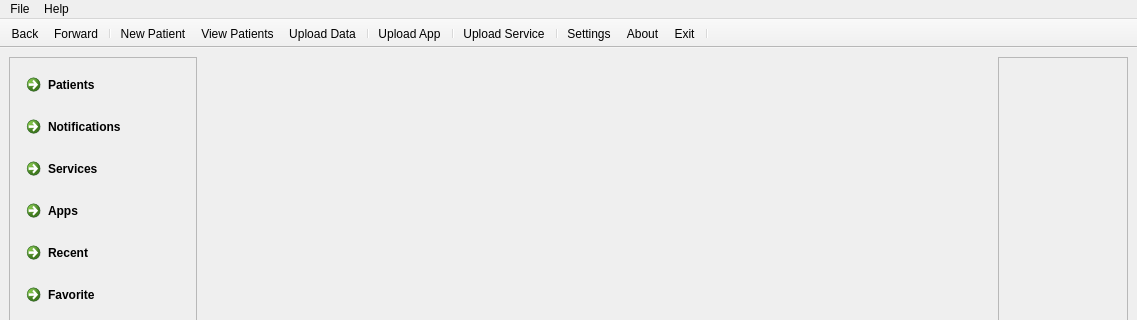
creativepsyco/panex-client, file ui/mainwindow.ui: the form before one commit; both pictures show x 0 to 1137 and y 0 to 320 of the 1137 by 668 pixel window.
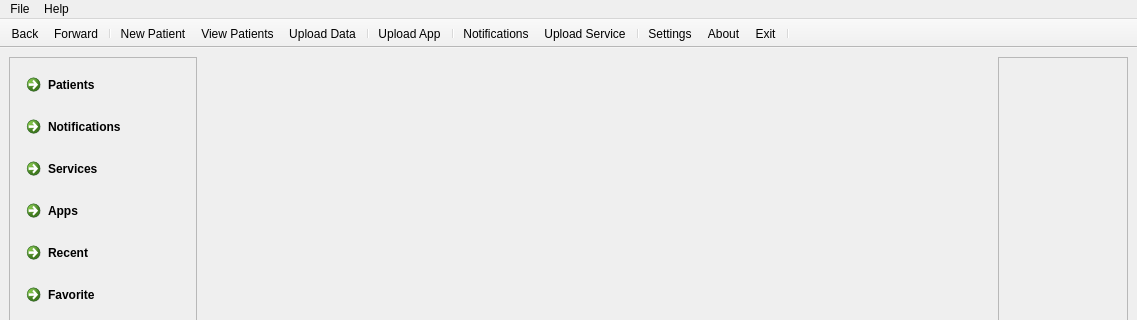
The form after the commit. Icons and pictures are not drawn.

Commit message: adding notification action

The edit to the form file:
```diff
--- a/ui/mainwindow.ui
+++ b/ui/mainwindow.ui
@@ -228,6 +228,7 @@
    <addaction name="separator"/>
    <addaction name="actionUpload_App"/>
    <addaction name="separator"/>
+   <addaction name="actionNotifications"/>
    <addaction name="actionUpload_Service"/>
    <addaction name="separator"/>
    <addaction name="actionSettings"/>
@@ -377,6 +378,15 @@
     <string>Upload a Service</string>
    </property>
   </action>
+  <action name="actionNotifications">
+   <property name="icon">
+    <iconset resource="../res/panexres.qrc">
+     <normaloff>:/icons/Info_Light.png</normaloff>:/icons/Info_Light.png</iconset>
+   </property>
+   <property name="text">
+    <string>Notifications</string>
+   </property>
+  </action>
  </widget>
  <resources>
   <include location="../res/panexres.qrc"/>
```
The commit also changes 1 other file.
